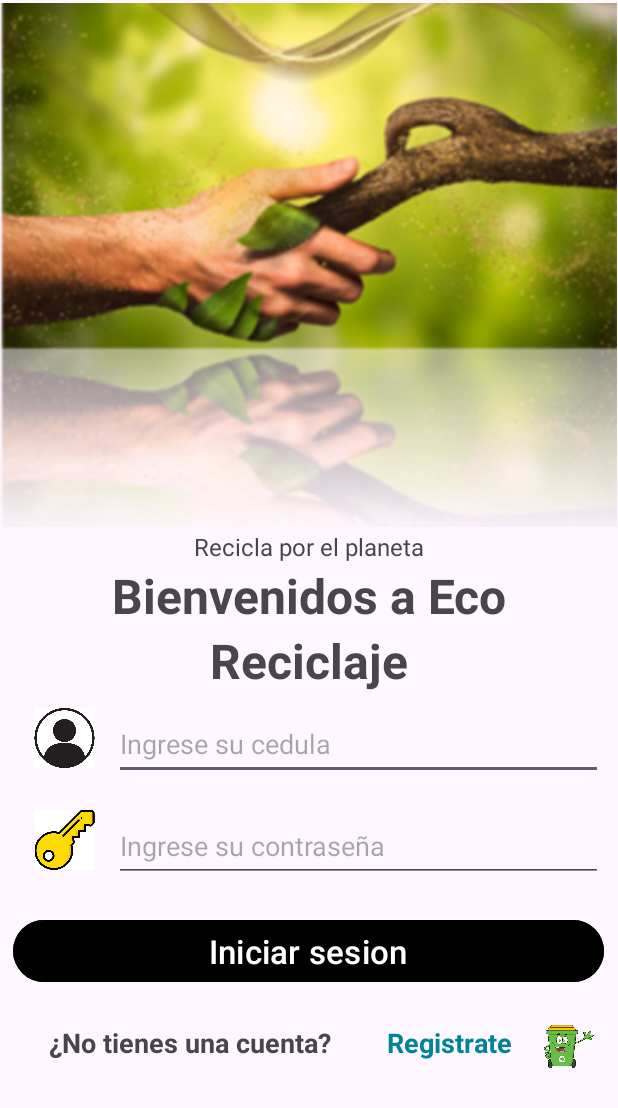
After one commit to noelia333/EcoReciclaje, an Android app: the Inicio_sesion screen opened directly, with no data from a screen before it, on a phone screen of 412 x 824 dp. The commit adds this screen. Shown: the top 1108 px of the screen. Run offline under Robolectric (Android 15) with nearby library versions, the phone set to English and light mode, and no system bars.

Commit message:
pantalla de inicio de sesion

```diff
--- a/app/src/main/AndroidManifest.xml
+++ b/app/src/main/AndroidManifest.xml
@@ -13,6 +13,9 @@
         android:theme="@style/Theme.EcoReciclaje_equipo05"
         tools:targetApi="31">
         <activity
+            android:name=".Inicio_sesion"
+            android:exported="false" />
+        <activity
             android:name=".MainActivity"
             android:exported="true">
             <intent-filter>
--- /dev/null
+++ b/app/src/main/java/co/edu/unipiloto/ecoreciclaje_equipo05/Inicio_sesion.java
@@ -0,0 +1,14 @@
+package co.edu.unipiloto.ecoreciclaje_equipo05;
+
+import androidx.appcompat.app.AppCompatActivity;
+
+import android.os.Bundle;
+
+public class Inicio_sesion extends AppCompatActivity {
+
+    @Override
+    protected void onCreate(Bundle savedInstanceState) {
+        super.onCreate(savedInstanceState);
+        setContentView(R.layout.activity_inicio_sesion);
+    }
+}
--- /dev/null
+++ b/app/src/main/res/layout/activity_inicio_sesion.xml
@@ -0,0 +1,133 @@
+<?xml version="1.0" encoding="utf-8"?>
+<LinearLayout xmlns:android="http://schemas.android.com/apk/res/android"
+    xmlns:app="http://schemas.android.com/apk/res-auto"
+    xmlns:tools="http://schemas.android.com/tools"
+    android:layout_width="match_parent"
+    android:layout_height="match_parent"
+    android:orientation="vertical"
+    tools:context=".Inicio_sesion">
+
+
+    <ImageView
+        android:id="@+id/imageView4"
+        android:layout_width="411dp"
+        android:layout_height="353dp"
+        app:srcCompat="@drawable/plantayhumano" />
+
+    <TextView
+        android:id="@+id/textView4"
+        android:layout_width="match_parent"
+        android:layout_height="wrap_content"
+        android:text="Recicla por el planeta"
+        android:textSize="16sp"
+        android:gravity="center"/>
+
+    <TextView
+        android:id="@+id/textView3"
+        android:layout_width="match_parent"
+        android:layout_height="wrap_content"
+        android:text="Bienvenidos a Eco"
+        android:textSize="32sp"
+        android:gravity="center"
+        android:textStyle="bold"/>
+
+    <TextView
+        android:id="@+id/textView5"
+        android:layout_width="match_parent"
+        android:layout_height="wrap_content"
+        android:text="Reciclaje"
+        android:textSize="32sp"
+        android:gravity="center"
+        android:textStyle="bold"/>
+
+    <LinearLayout
+        android:layout_width="match_parent"
+        android:layout_height="wrap_content"
+        android:orientation="horizontal"
+        android:padding="10dp">
+
+        <ImageView
+            android:id="@+id/imageView6"
+            android:layout_width="20dp"
+            android:layout_height="40dp"
+            android:layout_weight="1"
+            app:srcCompat="@drawable/iconopersona" />
+
+        <EditText
+            android:id="@+id/editTextText"
+            android:layout_width="280dp"
+            android:layout_height="48dp"
+            android:layout_weight="1"
+            android:ems="10"
+            android:inputType="text"
+            android:hint="Ingrese su cedula"/>
+    </LinearLayout>
+
+    <LinearLayout
+        android:layout_width="match_parent"
+        android:layout_height="wrap_content"
+        android:orientation="horizontal"
+        android:padding="10dp">
+
+        <ImageView
+            android:layout_width="20dp"
+            android:layout_height="40dp"
+            android:layout_weight="1"
+            app:srcCompat="@drawable/iconollave" />
+
+        <EditText
+            android:layout_width="280dp"
+            android:layout_height="48dp"
+            android:layout_weight="1"
+            android:ems="10"
+            android:inputType="text"
+            android:hint="Ingrese su contraseña"/>
+    </LinearLayout>
+
+    <Button
+        android:id="@+id/button2"
+        android:layout_width="394dp"
+        android:layout_height="wrap_content"
+        android:layout_gravity="center"
+        android:backgroundTint="#000000"
+        android:textSize="22sp"
+        android:layout_marginTop="11dp"
+        android:text="Iniciar sesion" />
+
+    <LinearLayout
+        android:layout_width="match_parent"
+        android:layout_height="match_parent"
+        android:orientation="horizontal"
+        android:layout_marginTop="10dp"
+        android:padding="14dp">
+
+        <TextView
+            android:id="@+id/textView6"
+            android:layout_width="wrap_content"
+            android:layout_height="wrap_content"
+            android:layout_weight="1"
+            android:text="¿No tienes una cuenta?"
+            android:textSize="18sp"
+            android:textStyle="bold"
+            android:gravity="center"/>
+
+        <TextView
+            android:id="@+id/textView7"
+            android:layout_width="wrap_content"
+            android:layout_height="wrap_content"
+            android:layout_weight="1"
+            android:text="Registrate"
+            android:textSize="18sp"
+            android:textColor="#008496"
+            android:textStyle="bold"
+            android:gravity="center"/>
+
+        <ImageView
+            android:id="@+id/imageView7"
+            android:layout_width="0dp"
+            android:layout_height="30dp"
+            android:layout_weight="1"
+            app:srcCompat="@drawable/basura1" />
+    </LinearLayout>
+
+</LinearLayout>
--- a/app/src/main/res/layout/activity_main.xml
+++ b/app/src/main/res/layout/activity_main.xml
@@ -4,6 +4,7 @@
     xmlns:tools="http://schemas.android.com/tools"
     android:layout_width="match_parent"
     android:layout_height="match_parent"
+    android:background="#2196F3"
     tools:context=".MainActivity">
 
     <ImageView
@@ -22,9 +23,10 @@
         android:id="@+id/button"
         android:layout_width="wrap_content"
         android:layout_height="wrap_content"
+        android:background="#000000"
+        android:backgroundTint="#FFFFFF"
         android:gravity="center"
         android:text="Inicia"
-        android:background="#673AB7"
         app:layout_constraintBottom_toBottomOf="parent"
         app:layout_constraintEnd_toEndOf="parent"
         app:layout_constraintStart_toStartOf="parent"
```
Also changed, not shown: app/src/main/res/drawable/iconollave.jpg (added), app/src/main/res/drawable/iconopersona.jpg (added), app/src/main/res/drawable/plantayhumano.png (added).
